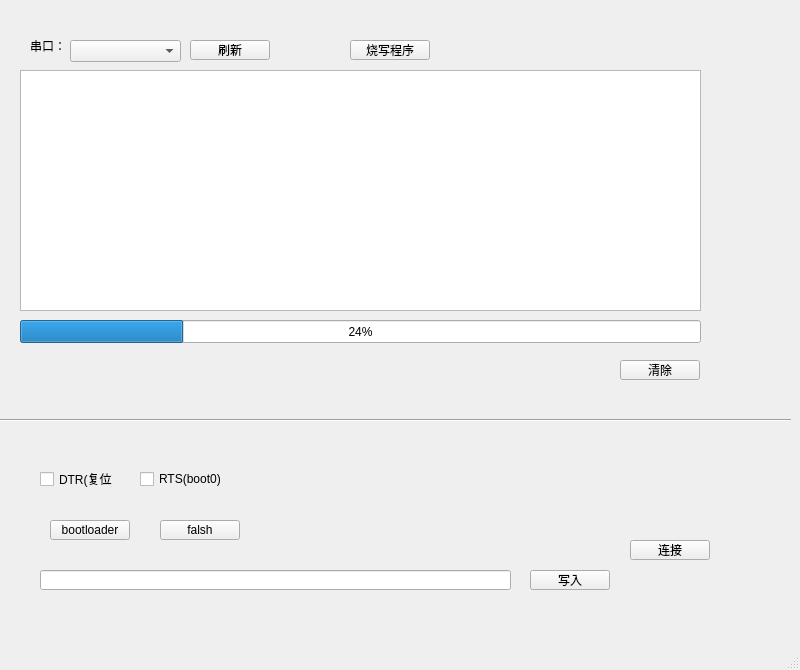
Before: the Qt Designer form mainwindow.ui in G-Yong/Stm32Downloader, drawn with Qt 5.
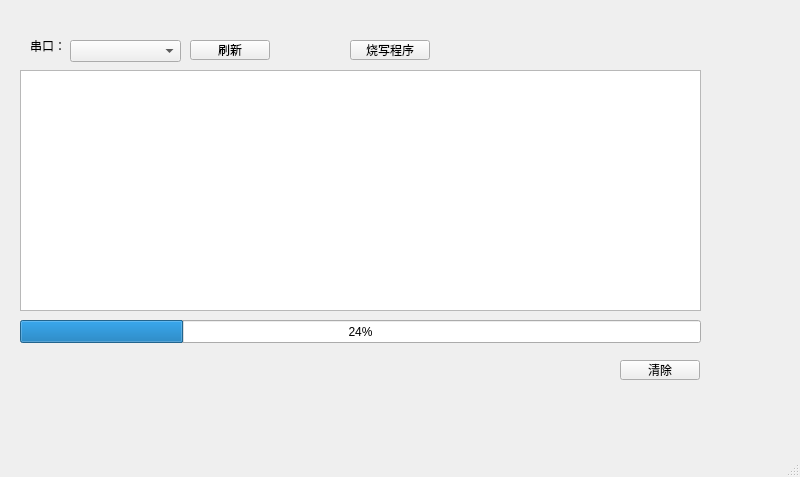
After: the same form once the commit is applied.

```diff
--- a/mainwindow.ui
+++ b/mainwindow.ui
@@ -7,7 +7,7 @@
     <x>0</x>
     <y>0</y>
     <width>800</width>
-    <height>670</height>
+    <height>477</height>
    </rect>
   </property>
   <property name="windowTitle">
@@ -50,45 +50,6 @@
      <string>刷新</string>
     </property>
    </widget>
-   <widget class="QPushButton" name="pushButton_connect">
-    <property name="geometry">
-     <rect>
-      <x>630</x>
-      <y>540</y>
-      <width>80</width>
-      <height>20</height>
-     </rect>
-    </property>
-    <property name="text">
-     <string>连接</string>
-    </property>
-   </widget>
-   <widget class="QCheckBox" name="checkBox_DTR">
-    <property name="geometry">
-     <rect>
-      <x>40</x>
-      <y>470</y>
-      <width>73</width>
-      <height>18</height>
-     </rect>
-    </property>
-    <property name="text">
-     <string>DTR(复位)</string>
-    </property>
-   </widget>
-   <widget class="QCheckBox" name="checkBox_RTS">
-    <property name="geometry">
-     <rect>
-      <x>140</x>
-      <y>470</y>
-      <width>81</width>
-      <height>18</height>
-     </rect>
-    </property>
-    <property name="text">
-     <string>RTS(boot0)</string>
-    </property>
-   </widget>
    <widget class="QTextBrowser" name="textBrowser">
     <property name="geometry">
      <rect>
@@ -112,55 +73,6 @@
      <string>清除</string>
     </property>
    </widget>
-   <widget class="QPushButton" name="pushButton_flash">
-    <property name="geometry">
-     <rect>
-      <x>160</x>
-      <y>520</y>
-      <width>80</width>
-      <height>20</height>
-     </rect>
-    </property>
-    <property name="text">
-     <string>falsh</string>
-    </property>
-   </widget>
-   <widget class="QPushButton" name="pushButton_bootLoader">
-    <property name="geometry">
-     <rect>
-      <x>50</x>
-      <y>520</y>
-      <width>80</width>
-      <height>20</height>
-     </rect>
-    </property>
-    <property name="text">
-     <string>bootloader</string>
-    </property>
-   </widget>
-   <widget class="QLineEdit" name="lineEdit_data">
-    <property name="geometry">
-     <rect>
-      <x>40</x>
-      <y>570</y>
-      <width>471</width>
-      <height>20</height>
-     </rect>
-    </property>
-   </widget>
-   <widget class="QPushButton" name="pushButton_write">
-    <property name="geometry">
-     <rect>
-      <x>530</x>
-      <y>570</y>
-      <width>80</width>
-      <height>20</height>
-     </rect>
-    </property>
-    <property name="text">
-     <string>写入</string>
-    </property>
-   </widget>
    <widget class="QPushButton" name="pushButton_writeFlash">
     <property name="geometry">
      <rect>
@@ -174,19 +86,6 @@
      <string>烧写程序</string>
     </property>
    </widget>
-   <widget class="Line" name="line">
-    <property name="geometry">
-     <rect>
-      <x>0</x>
-      <y>410</y>
-      <width>791</width>
-      <height>21</height>
-     </rect>
-    </property>
-    <property name="orientation">
-     <enum>Qt::Horizontal</enum>
-    </property>
-   </widget>
    <widget class="QProgressBar" name="progressBar">
     <property name="geometry">
      <rect>
```
